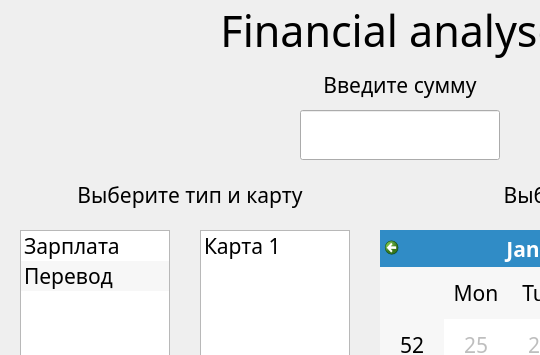
Above: interf_both.ui from artparve/FPFinance before the change; both pictures show x 0 to 540 and y 0 to 355 of the 800 by 800 pixel window. Below: the same form after it.
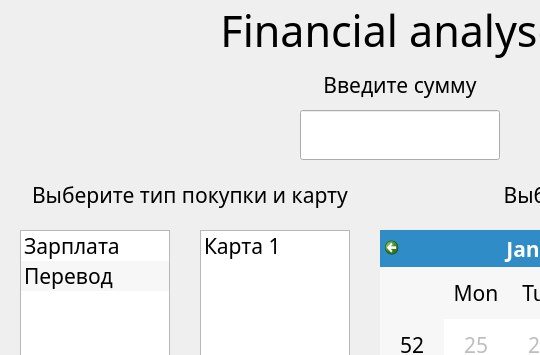
That is the form after the change. Icons and pictures are not drawn.

What changed in the file:
```diff
--- a/interf_both.ui
+++ b/interf_both.ui
@@ -95,7 +95,7 @@
      </font>
     </property>
     <property name="text">
-     <string>Выберите тип и карту</string>
+     <string>Выберите тип покупки и карту</string>
     </property>
     <property name="alignment">
      <set>Qt::AlignCenter</set>
```
